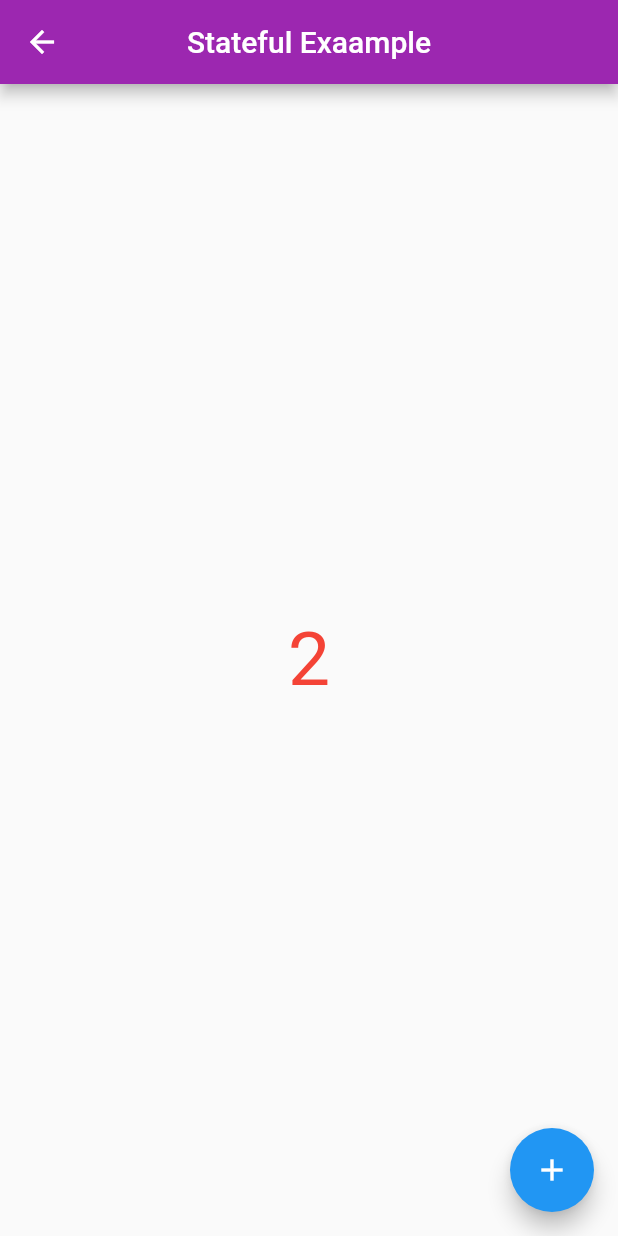
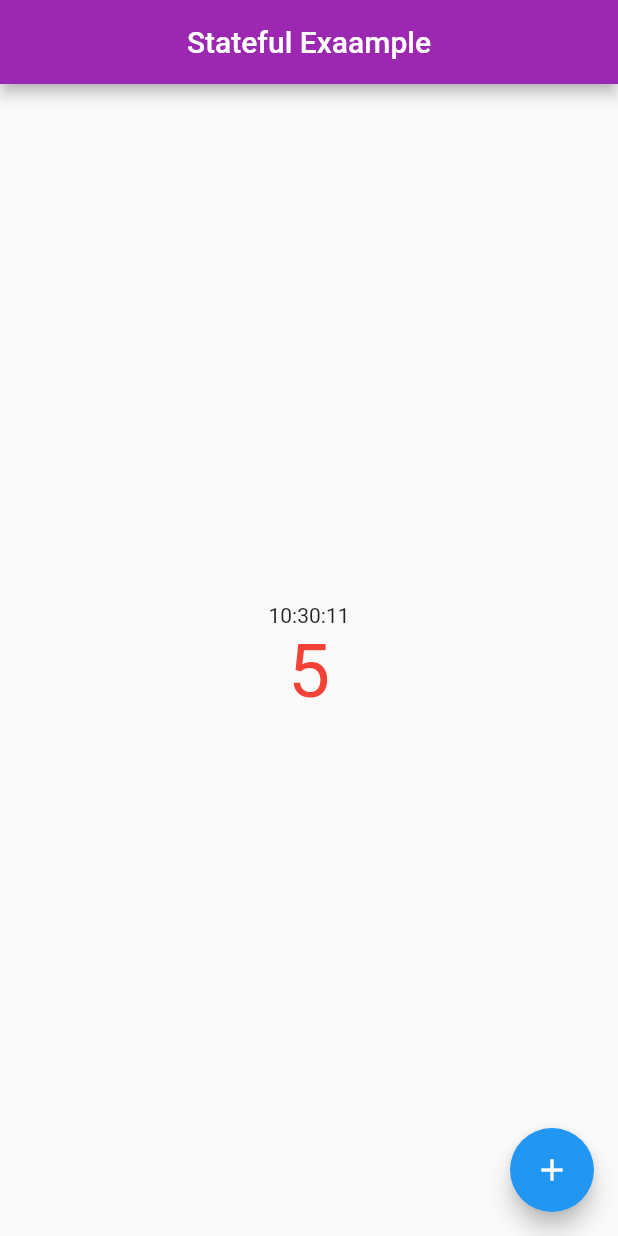
Before and after one commit to Ankita2802/Provider, a Flutter app: the Staful_Example screen opened directly, after a tap on the "add" icon, on a phone screen of 412 x 824 dp. Run offline on Flutter 3.47's test engine with Material 2 defaults, Android fonts, the phone set to English and light mode, and no system bars.

Commit message:
commit all local files

```diff
--- a/lib/main.dart
+++ b/lib/main.dart
@@ -1,3 +1,4 @@
+import 'package:demoprovider/stateful_example.dart';
 import 'package:demoprovider/stateless.dart';
 import 'package:flutter/material.dart';
 
@@ -16,7 +17,7 @@ class MyApp extends StatelessWidget {
       theme: ThemeData(
         primarySwatch: Colors.blue,
       ),
-      home: MyHomePage(),
+      home:Staful_Example(),
     );
   }
 }
--- a/lib/stateful_example.dart
+++ b/lib/stateful_example.dart
@@ -1,3 +1,5 @@
+import 'dart:async';
+
 import 'package:flutter/material.dart';
 class Staful_Example extends StatefulWidget {
   const Staful_Example({Key? key}) : super(key: key);
@@ -8,9 +10,21 @@ class Staful_Example extends StatefulWidget {
 
 class _Staful_ExampleState extends State<Staful_Example> {
   @override
-  int x=0;
+  void initState() {
+    // TODO: implement initState
+    super.initState();
+    Timer.periodic(Duration(seconds: 01), (timer) {
+      count++;
+      // print(count);
+      setState(() {
+
+      });
+    });
+  }
+  @override
+  int count=0;
   Widget build(BuildContext context) {
-    print("build");
+    print("build"+count.toString());
     return Scaffold(
       appBar: AppBar(
         title: Text("Stateful Exaample"),
@@ -21,15 +35,16 @@ class _Staful_ExampleState extends State<Staful_Example> {
         mainAxisAlignment: MainAxisAlignment.center,
         crossAxisAlignment: CrossAxisAlignment.center,
         children: [
+          Text(DateTime.now().hour.toString()+":"+DateTime.now().minute.toString()+":"+DateTime.now().second.toString()),
           Container(
-            child:Center(child: Text(x.toString(),style: TextStyle(color: Colors.red,fontSize: 50),),),
+            child:Center(child: Text(count.toString(),style: TextStyle(color: Colors.red,fontSize: 50),),),
           )
         ],
       ),
       floatingActionButton: FloatingActionButton(
         onPressed: (){
-          x++;
-          print(x++);
+          count++;
+          print(count++);
           setState(() {
 
           });
--- a/pubspec.yaml
+++ b/pubspec.yaml
@@ -31,6 +31,8 @@ environment:
 dependencies:
   flutter:
     sdk: flutter
+  intl: ^0.18.1
+  provider: ^6.0.5
 
 
   # The following adds the Cupertino Icons font to your application.
```
Also changed, not shown: lib/provider/count_example.dart (added), pubspec.lock.
